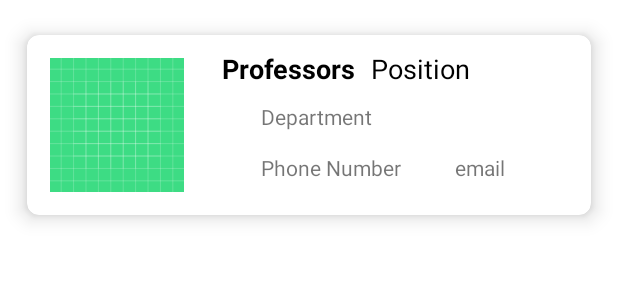
After one commit to eleon23/AlbatrossConnect, an Android app: the layout professor_card_cell.xml on its own in the app's theme, with its tools: preview values and no code run, on a phone screen of 412 x 824 dp. The commit adds this screen. Shown: the top 300 px of the screen. Run offline under Robolectric (Android 15) with nearby library versions, the phone set to English and light mode, and no system bars.

Commit message:
card_cells

```diff
--- /dev/null
+++ b/app/src/main/res/layout/professor_card_cell.xml
@@ -0,0 +1,92 @@
+<?xml version="1.0" encoding="utf-8"?>
+<androidx.cardview.widget.CardView xmlns:android="http://schemas.android.com/apk/res/android"
+    xmlns:app="http://schemas.android.com/apk/res-auto"
+    android:layout_width="match_parent"
+    android:layout_height="wrap_content"
+    android:layout_margin="5dp"
+    android:clickable="true"
+    app:cardBackgroundColor="@color/white"
+    app:cardCornerRadius="8dp"
+    app:cardElevation="8dp"
+    app:cardMaxElevation="10dp"
+    app:cardPreventCornerOverlap="true"
+    app:cardUseCompatPadding="true">
+
+    <RelativeLayout
+        android:layout_width="match_parent"
+        android:layout_height="wrap_content">
+
+        <ImageView
+            android:id="@+id/professor_image"
+            android:layout_width="100dp"
+            android:layout_height="100dp"
+            android:layout_marginStart="10dp"
+            android:layout_marginTop="10dp"
+            android:layout_marginEnd="10dp"
+            android:layout_marginBottom="10dp"
+            android:contentDescription="@string/app_name"
+            android:padding="5dp"
+            android:src="@drawable/ic_launcher_background"
+            app:drawableTint="@color/blue"/>
+
+        <TextView
+            android:id="@+id/professor_name"
+            android:layout_width="wrap_content"
+            android:layout_height="wrap_content"
+            android:layout_marginStart="10dp"
+            android:layout_marginTop="10dp"
+            android:layout_toEndOf="@id/professor_image"
+            android:text="@string/professors"
+            android:textColor="@color/black"
+            android:textSize="18sp"
+            android:textStyle="bold" />
+
+        <TextView
+            android:id="@+id/professor_pos"
+            android:layout_width="match_parent"
+            android:layout_height="wrap_content"
+            android:layout_marginStart="10dp"
+            android:layout_marginTop="10dp"
+            android:layout_toEndOf="@id/professor_name"
+            android:text="@string/position"
+            android:textColor="@color/black"
+            android:textSize="18sp"/>
+
+        <TextView
+            android:id="@+id/department"
+            android:layout_width="match_parent"
+            android:layout_height="wrap_content"
+            android:layout_below="@id/professor_name"
+            android:layout_marginStart="10dp"
+            android:layout_marginTop="10dp"
+            android:layout_toEndOf="@id/professor_image"
+            android:drawablePadding="2dp"
+            android:text="@string/department"
+            app:drawableStartCompat="@drawable/ic_baseline_library_books_24" />
+
+        <TextView
+            android:id="@+id/phone"
+            android:layout_width="wrap_content"
+            android:layout_height="wrap_content"
+            android:layout_below="@id/department"
+            android:layout_marginStart="10dp"
+            android:layout_marginTop="10dp"
+            android:layout_toEndOf="@id/professor_image"
+            android:drawablePadding="2dp"
+            android:text="@string/phone"
+            app:drawableStartCompat="@drawable/ic_baseline_library_books_24" />
+
+        <TextView
+            android:id="@+id/email"
+            android:layout_width="match_parent"
+            android:layout_height="wrap_content"
+            android:layout_below="@id/department"
+            android:layout_marginStart="10dp"
+            android:layout_marginTop="10dp"
+            android:layout_toEndOf="@id/phone"
+            android:drawablePadding="2dp"
+            android:text="@string/email"
+            app:drawableStartCompat="@drawable/ic_baseline_library_books_24" />
+
+    </RelativeLayout>
+</androidx.cardview.widget.CardView>
--- a/app/src/main/res/values/strings.xml
+++ b/app/src/main/res/values/strings.xml
@@ -4,4 +4,16 @@
     <string name="courses">Courses</string>
     <!-- TODO: Remove or change this placeholder text -->
     <string name="hello_blank_fragment">Hello blank fragment</string>
+    <string name="Professor_Lookup">Professor Lookup</string>
+    <string name="albatross_connect">Albatross Connect</string>
+    <string name="what_information_are_you_seeking">What information are you seeking?</string>
+    <string name="course_descriptions">Course Descriptions</string>
+    <string name="todo">TODO</string>
+    <string name="position">Position</string>
+    <string name="department">Department</string>
+    <string name="phone">Phone Number</string>
+    <string name="email">email</string>
+    <string name="course_code">Course Code</string>
+    <string name="course_name">Course Name</string>
+    <string name="CRN">CRN: 43434</string>
 </resources>
```
Also changed, not shown: app/src/main/res/layout/activity_main.xml (+15 -11 lines), app/src/main/res/layout/course_card_cell.xml (added, +63 -0 lines), app/src/main/res/layout/initial_card_cell.xml (deleted, +0 -47 lines).
